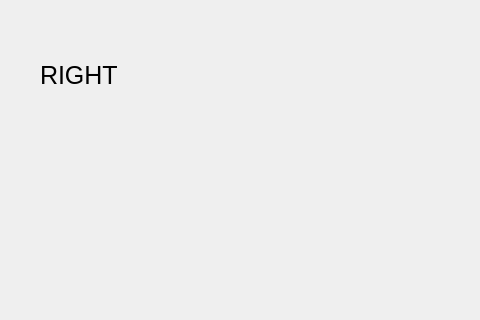
First picture: the form in CAF6000/boardright.ui, repository Subtes/proyecto_subtes, before the edit; both pictures show x 0 to 480 and y 0 to 320 of the 1351 by 689 pixel window.
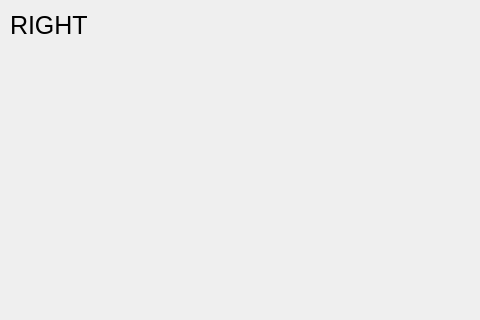
Second picture: the form after the edit. Custom widgets are drawn as their Qt base class.

The edit to the form file:
```diff
--- a/CAF6000/boardright.ui
+++ b/CAF6000/boardright.ui
@@ -17,10 +17,10 @@
    <widget class="QLabel" name="label">
     <property name="geometry">
      <rect>
-      <x>40</x>
-      <y>30</y>
-      <width>171</width>
-      <height>91</height>
+      <x>10</x>
+      <y>0</y>
+      <width>81</width>
+      <height>51</height>
      </rect>
     </property>
     <property name="font">
@@ -45,6 +45,14 @@
   </widget>
   <widget class="QStatusBar" name="statusbar"/>
  </widget>
+ <customwidgets>
+  <customwidget>
+   <class>SingleButton</class>
+   <extends>QWidget</extends>
+   <header>singlebutton.h</header>
+   <container>1</container>
+  </customwidget>
+ </customwidgets>
  <resources/>
  <connections/>
 </ui>
```
Left out of the diff: 20 changed lines with no effect on the pictures.
